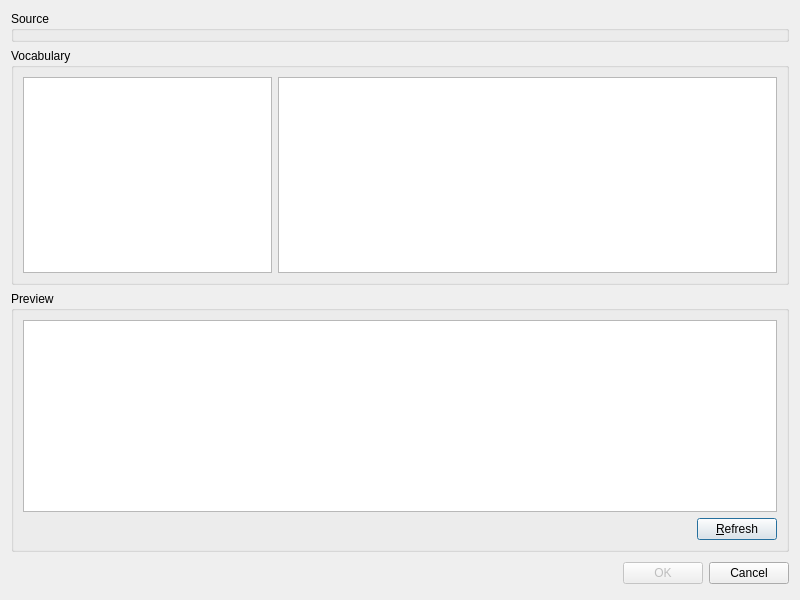
Before: the Qt Designer form source/vocabularymanagerdialog/wordsimportdialog.ui in martin-kudlicka/vocabulary-master, drawn with Qt 5.
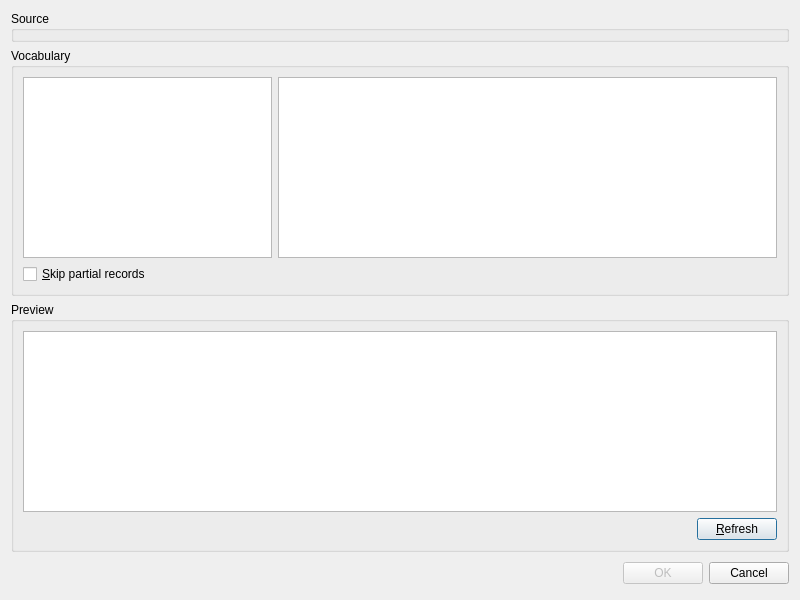
After: the same form once the commit is applied.

Commit message: + skip partial records option

```diff
--- a/source/vocabularymanagerdialog/wordsimportdialog.ui
+++ b/source/vocabularymanagerdialog/wordsimportdialog.ui
@@ -26,7 +26,9 @@
      <property name="title">
       <string>Vocabulary</string>
      </property>
-     <layout class="QHBoxLayout" name="horizontalLayout">
+     <layout class="QVBoxLayout" name="verticalLayout_3">
+      <item>
+       <layout class="QHBoxLayout" name="horizontalLayout_3">
       <item>
        <widget class="QTreeView" name="qtvCategories">
         <property name="sizePolicy">
@@ -54,6 +56,15 @@
         <attribute name="headerStretchLastSection">
          <bool>false</bool>
         </attribute>
+         </widget>
+        </item>
+       </layout>
+      </item>
+      <item>
+       <widget class="QCheckBox" name="qcbSkipPartialRecords">
+        <property name="text">
+         <string>&amp;Skip partial records</string>
+        </property>
        </widget>
       </item>
      </layout>
```
Lines whose indentation alone changed are shown as unchanged. The commit also changes 2 other files.
